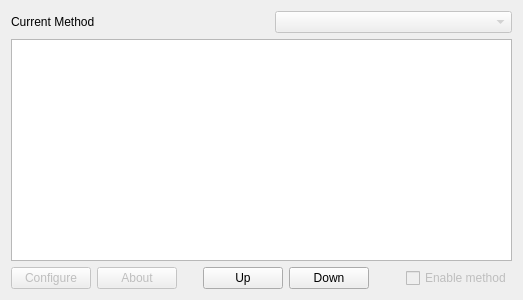
Above: kgalileicenter/qpluginslist.ui from pfrancq/galilei before the change. Below: the same form after it.
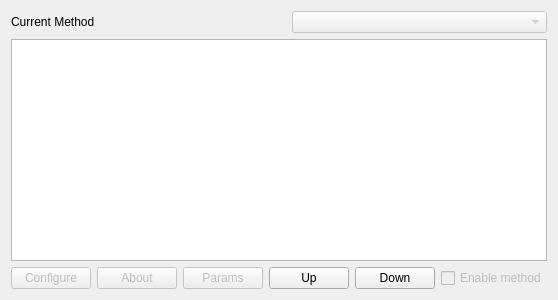
That is the form after the change. Icons and pictures are not drawn. Custom widgets are drawn as their Qt base class.

Diff of the .ui file:
```diff
--- a/kgalileicenter/qpluginslist.ui
+++ b/kgalileicenter/qpluginslist.ui
@@ -89,8 +89,18 @@
       </widget>
      </item>
      <item>
-      <spacer name="spacer3_2_3_3" >
-       <property name="orientation" >
+      <widget class="QPushButton" name="Params">
+       <property name="enabled">
+        <bool>false</bool>
+       </property>
+       <property name="text">
+        <string>Params</string>
+       </property>
+      </widget>
+     </item>
+     <item>
+      <spacer name="spacer3_2_3_3">
+       <property name="orientation">
         <enum>Qt::Horizontal</enum>
        </property>
        <property name="sizeType" >
```
Left out of the diff: 134 changed lines with no effect on the pictures.
